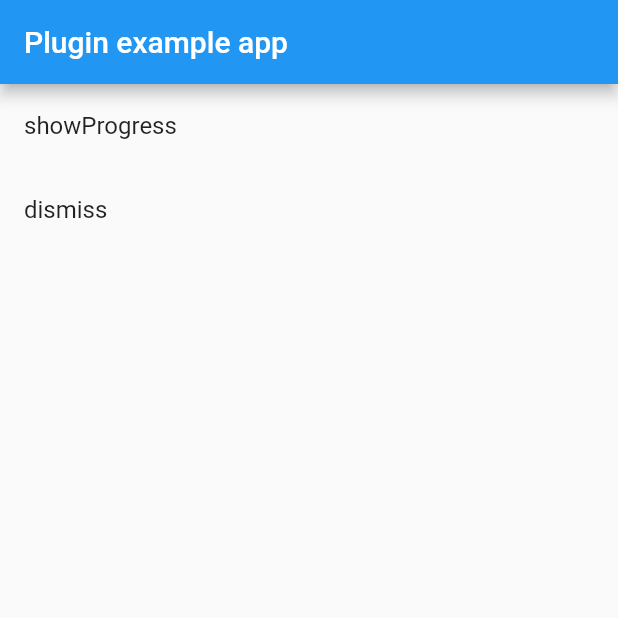
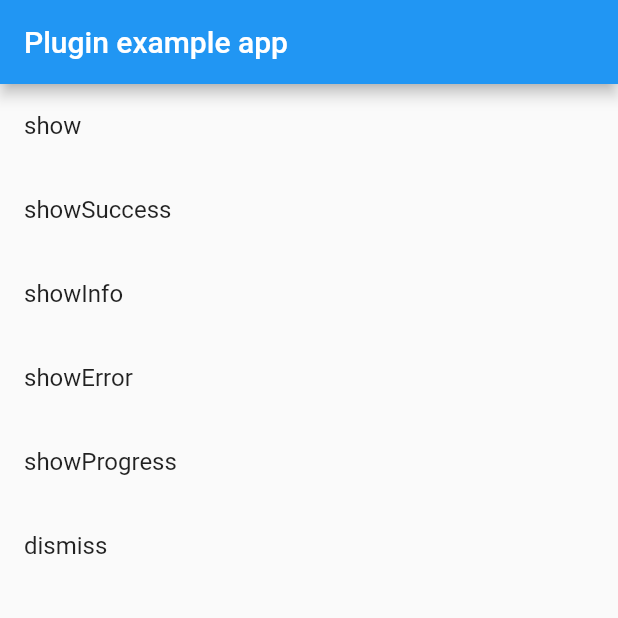
Before and after one commit to leanflutter/flutter_svprogresshud, a Flutter app: the screen it shows after launch, on a phone screen of 412 x 824 dp, the top half of it. Run offline on Flutter 3.47's test engine with Material 2 defaults, Android fonts, the phone set to English and light mode, and no system bars.

Commit message:
Update main.dart

```diff
--- a/example/lib/main.dart
+++ b/example/lib/main.dart
@@ -57,6 +57,34 @@ class _MyAppState extends State<MyApp> {
         body: Column(
           children: <Widget>[
             ListTile(
+              title: Text('show'),
+              onTap: () {
+                SVProgressHUD.show("Loading...");
+                SVProgressHUD.dismissWithDelay(1500);
+              },
+            ),
+            ListTile(
+              title: Text('showSuccess'),
+              onTap: () {
+                SVProgressHUD.showSuccess("Success");
+                SVProgressHUD.dismissWithDelay(1500);
+              },
+            ),
+            ListTile(
+              title: Text('showInfo'),
+              onTap: () {
+                SVProgressHUD.showInfo("Info");
+                SVProgressHUD.dismissWithDelay(1500);
+              },
+            ),
+            ListTile(
+              title: Text('showError'),
+              onTap: () {
+                SVProgressHUD.showError("Error");
+                SVProgressHUD.dismissWithDelay(1500);
+              },
+            ),
+            ListTile(
               title: Text('showProgress'),
               onTap: () {
                 int progress = 1;
```
